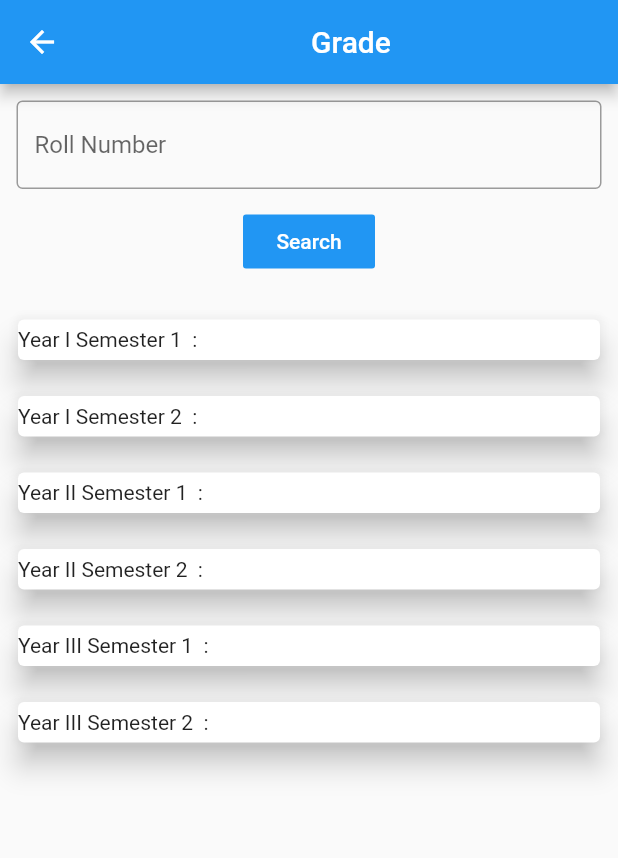
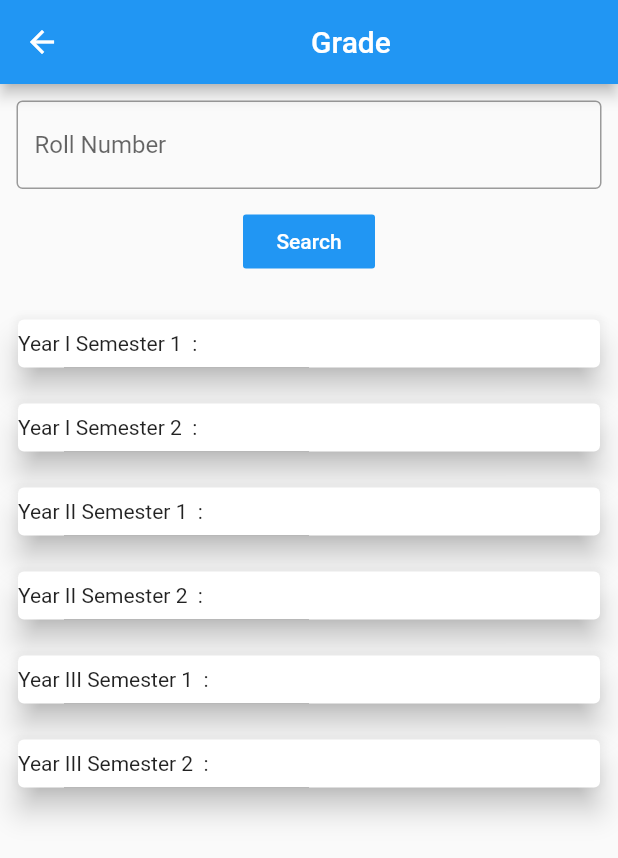
Before and after one commit to sra1kumar-NULL/student-corner-app, a Flutter app: the screen it shows after launch, in the side drawer, after a tap on "Grade Cards", on a phone screen of 412 x 824 dp. Shown: the top 858 px of the screen. Run offline on Flutter 3.47's test engine with Material 2 defaults, Android fonts, the phone set to English and light mode, and no system bars; our stand-ins replace photo_view.

Commit message:
increased the size of cards

```diff
--- a/lib/ui/grade.dart
+++ b/lib/ui/grade.dart
@@ -110,7 +110,7 @@ class _GradeCalcState extends State<GradeCalc> {
           Padding(
             padding: const EdgeInsets.all(8.0),
             child: Container(
-              height: 35,
+              height: 40,
               child: Card(
                 elevation: 8,
                 child: Row(
@@ -130,7 +130,7 @@ class _GradeCalcState extends State<GradeCalc> {
           Padding(
             padding: const EdgeInsets.all(8.0),
             child: Container(
-              height: 35,
+              height: 40,
               child: Card(
                 elevation: 8,
                 child: Row(
@@ -150,7 +150,7 @@ class _GradeCalcState extends State<GradeCalc> {
           Padding(
             padding: const EdgeInsets.all(8.0),
             child: Container(
-              height: 35,
+              height: 40,
               child: Card(
                 elevation: 8,
                 child: Row(
@@ -170,7 +170,7 @@ class _GradeCalcState extends State<GradeCalc> {
           Padding(
             padding: const EdgeInsets.all(8.0),
             child: Container(
-              height: 35,
+              height: 40,
               child: Card(
                 elevation: 8,
                 child: Row(
@@ -190,7 +190,7 @@ class _GradeCalcState extends State<GradeCalc> {
           Padding(
             padding: const EdgeInsets.all(8.0),
             child: Container(
-              height: 35,
+              height: 40,
               child: Card(
                 elevation: 8,
                 child: Row(
@@ -210,7 +210,7 @@ class _GradeCalcState extends State<GradeCalc> {
           Padding(
             padding: const EdgeInsets.all(8.0),
             child: Container(
-              height: 35,
+              height: 40,
               child: Card(
                 elevation: 8,
                 child: Row(
```
